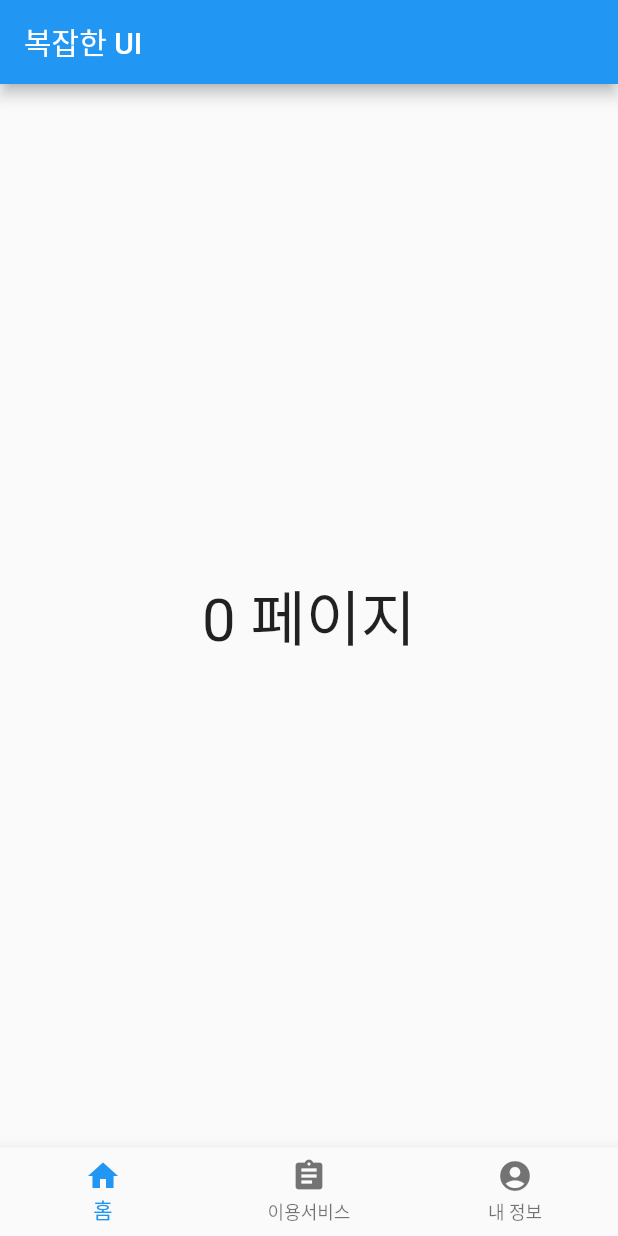
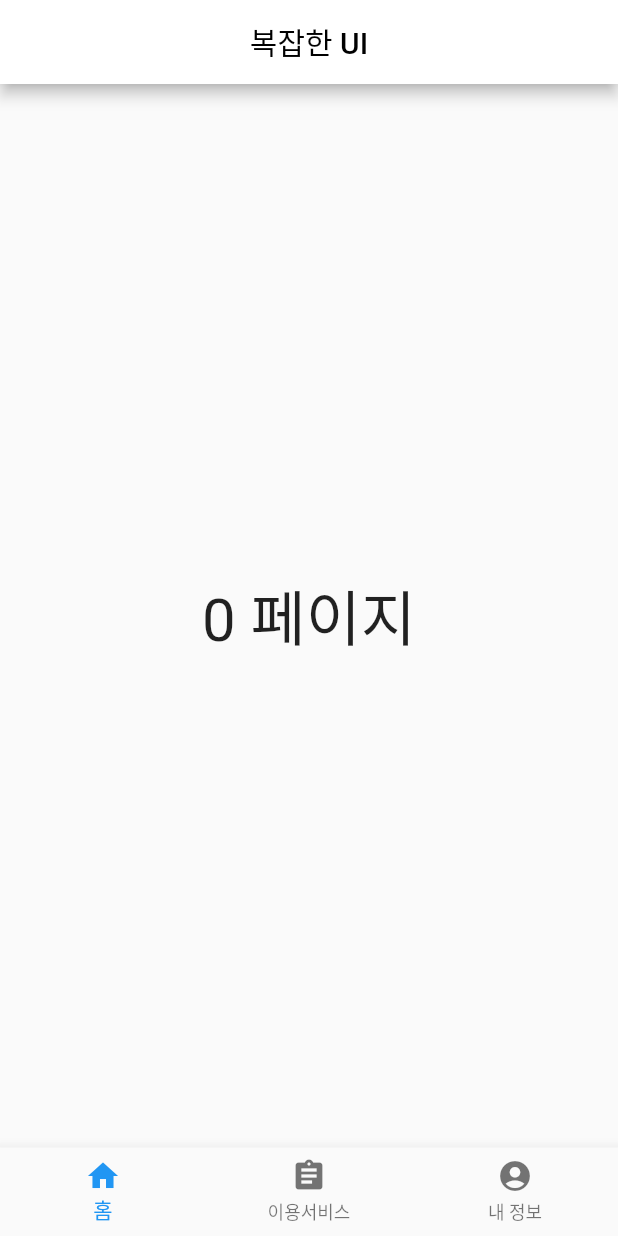
Before and after one commit to kopro-ov/TIL, a Flutter app: the screen it shows after launch, on a phone screen of 412 x 824 dp. Run offline on Flutter 3.47's test engine with Material 2 defaults, Android fonts, the phone set to English and light mode, and no system bars.

Commit message:
Feat AppBar위젯 수정
1. 배경색을 흰색
2. 글자색을 검은색
3. 제목을 가운데로

```diff
--- a/framework/flutter/project/flutter_first_web/lib/main.dart
+++ b/framework/flutter/project/flutter_first_web/lib/main.dart
@@ -27,7 +27,12 @@ class _MyHomePageState extends State<MyHomePage> {
   Widget build(BuildContext context) {
     return Scaffold(
       appBar: AppBar(
-        title: Text('복잡한 UI'),
+        backgroundColor: Colors.white, //배경색을 흰색으로
+        title: Text(
+          '복잡한 UI',
+          style: TextStyle(color: Colors.black), //글자색을 검은색으로
+        ),
+        centerTitle: true, //제목을 가운데로
       ),
       body: Center(
         child: Text(
```
